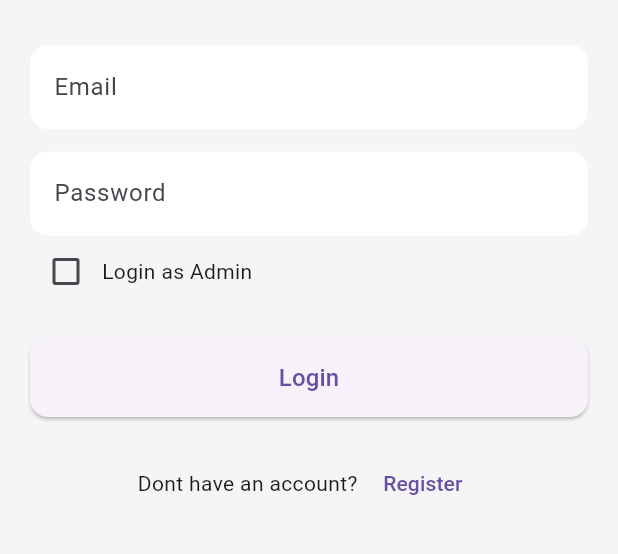
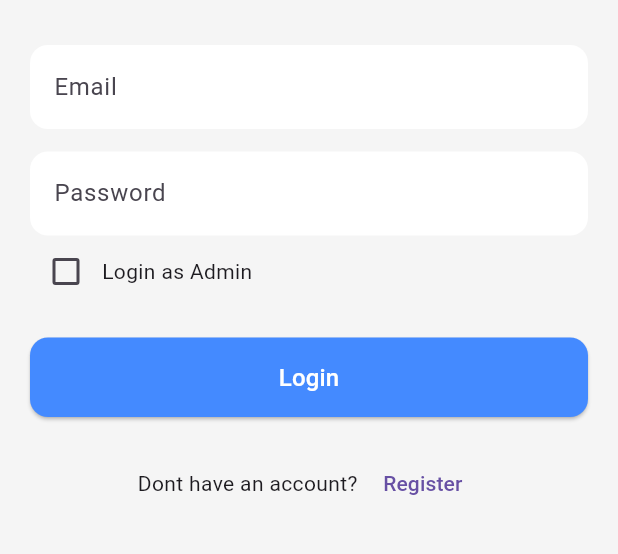
Before and after one commit to madhusudanbhandari/ktm-pbs, a Flutter app: the screen it shows after launch, on a phone screen of 412 x 824 dp, the part 384-938 px from its top. Run offline on Flutter 3.47's test engine with Material 3 defaults, Android fonts, the phone set to English and light mode, and no system bars.

```diff
--- a/flutter_application_1/lib/widgets/custom_button.dart
+++ b/flutter_application_1/lib/widgets/custom_button.dart
@@ -13,12 +13,16 @@ class CustomButton extends StatelessWidget {
       child: ElevatedButton(
         onPressed: onPressed,
         style: ElevatedButton.styleFrom(
+          backgroundColor: Colors.blueAccent,
           padding: const EdgeInsets.symmetric(vertical: 15),
           shape: RoundedRectangleBorder(
             borderRadius: BorderRadius.circular(12),
           ),
         ),
-        child: Text(text, style: const TextStyle(fontSize: 16)),
+        child: Text(
+          text,
+          style: const TextStyle(fontSize: 16, color: Colors.white),
+        ),
       ),
     );
   }
```
